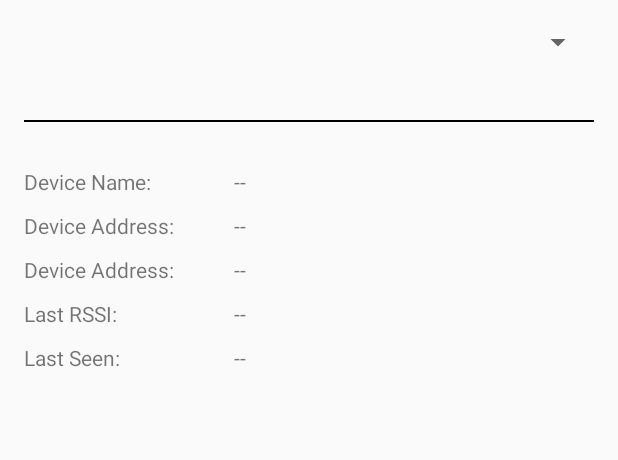
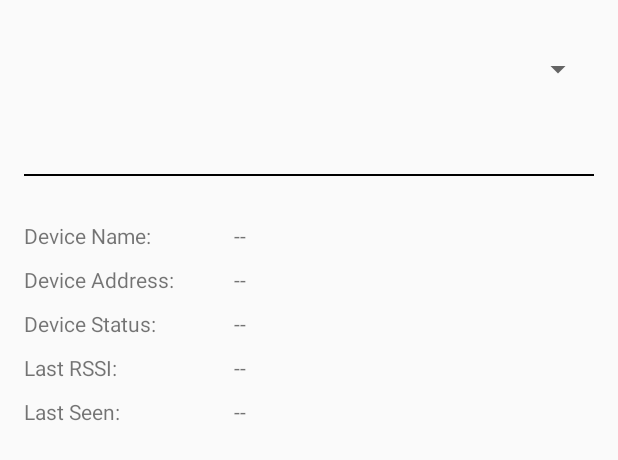
Before and after one commit to jpuderer/Bluedoor, an Android app: the layout device_fragment.xml on its own in the app's theme, with its tools: preview values and no code run, on a phone screen of 412 x 824 dp. Shown: the top 460 px of the screen. Run offline under Robolectric (Android 15) with nearby library versions, the phone set to English and light mode, and no system bars.

Commit message:
Using new Bluetooth scanning methods.
* Added device details in device fragment.
* Details need work.

```diff
--- a/app/src/main/res/layout/device_fragment.xml
+++ b/app/src/main/res/layout/device_fragment.xml
@@ -1,20 +1,19 @@
 <?xml version="1.0" encoding="utf-8"?>
-<RelativeLayout xmlns:android="http://schemas.android.com/apk/res/android"
+<LinearLayout xmlns:android="http://schemas.android.com/apk/res/android"
     xmlns:tools="http://schemas.android.com/tools"
     xmlns:app="http://schemas.android.com/apk/res-auto" android:layout_width="match_parent"
     android:layout_height="match_parent" android:paddingLeft="@dimen/activity_horizontal_margin"
     android:paddingRight="@dimen/activity_horizontal_margin"
     android:paddingTop="@dimen/activity_vertical_margin"
     android:paddingBottom="@dimen/activity_vertical_margin"
+    android:orientation="vertical"
     app:layout_behavior="@string/appbar_scrolling_view_behavior"
     tools:showIn="@layout/app_bar_keypad" tools:context=".MainActivity">
 
     <Spinner
         android:layout_width="fill_parent"
-        android:layout_height="wrap_content"
-        android:id="@+id/device_spinner"
-        android:layout_alignParentTop="true"
-        android:layout_alignParentStart="true" />
+        android:layout_height="60dp"
+        android:id="@+id/device_spinner" />
 
     <View
         android:id="@+id/divider"
@@ -22,16 +21,13 @@
         android:layout_height="1dip"
         android:layout_marginTop="40dp"
         android:layout_marginBottom="20dp"
-        android:background="@android:color/black"
-        android:layout_below="@+id/device_spinner"
-        android:layout_alignParentStart="true" />
+        android:background="@android:color/black" />
 
     <LinearLayout
         android:layout_width="fill_parent"
         android:layout_height="wrap_content"
         android:orientation="vertical"
-        android:layout_below="@+id/divider"
-        android:layout_alignParentStart="true">
+        android:layout_below="@+id/divider">
         <LinearLayout
             android:layout_width="fill_parent"
             android:layout_height="wrap_content"
@@ -42,7 +38,7 @@
                 android:layout_height="wrap_content"
                 android:text="Device Name: "/>
             <TextView
-                android:id="@+id/device_name"
+                android:id="@+id/details_name"
                 android:layout_width="wrap_content"
                 android:layout_height="wrap_content"
                 android:singleLine="true"
@@ -58,7 +54,7 @@
                 android:layout_height="wrap_content"
                 android:text="Device Address: "/>
             <TextView
-                android:id="@+id/device_address"
+                android:id="@+id/details_address"
                 android:layout_width="wrap_content"
                 android:layout_height="wrap_content"
                 android:singleLine="true"
@@ -72,9 +68,9 @@
             <TextView
                 android:layout_width="140dp"
                 android:layout_height="wrap_content"
-                android:text="Device Address: "/>
+                android:text="Device Status: "/>
             <TextView
-                android:id="@+id/device_status"
+                android:id="@+id/details_status"
                 android:layout_width="wrap_content"
                 android:layout_height="wrap_content"
                 android:singleLine="true"
@@ -90,7 +86,7 @@
                 android:layout_height="wrap_content"
                 android:text="Last RSSI: "/>
             <TextView
-                android:id="@+id/device_rssi"
+                android:id="@+id/details_rssi"
                 android:layout_width="wrap_content"
                 android:layout_height="wrap_content"
                 android:singleLine="true"
@@ -106,7 +102,7 @@
                 android:layout_height="wrap_content"
                 android:text="Last Seen: "/>
             <TextView
-                android:id="@+id/device_last_seen"
+                android:id="@+id/details_last_seen"
                 android:layout_width="wrap_content"
                 android:layout_height="wrap_content"
                 android:singleLine="true"
@@ -133,4 +129,4 @@
         android:layout_marginRight="@dimen/fab_margin"
         android:layout_alignParentBottom="true"
         android:layout_alignParentEnd="true" />
-</RelativeLayout>
+</LinearLayout>
```
Also changed, not shown: app/src/main/java/net/jpuderer/android/bluedoor/DeviceFragment.java (+75 -15 lines), app/src/main/java/net/jpuderer/android/bluedoor/MainActivity.java (+5 -3 lines).
